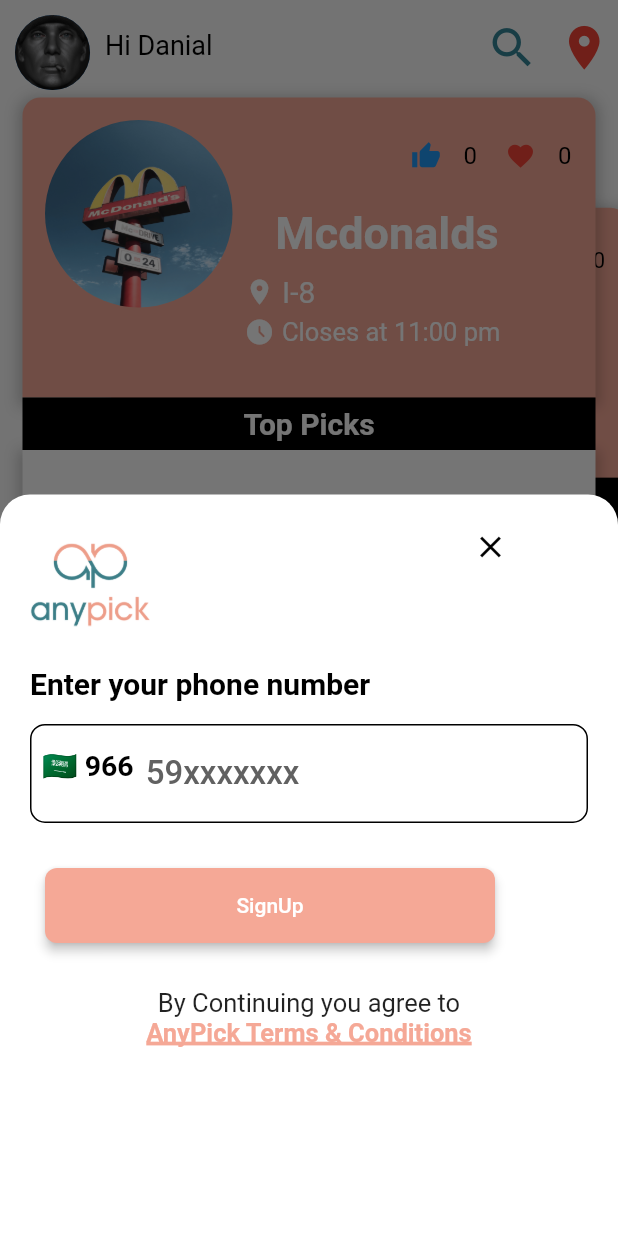
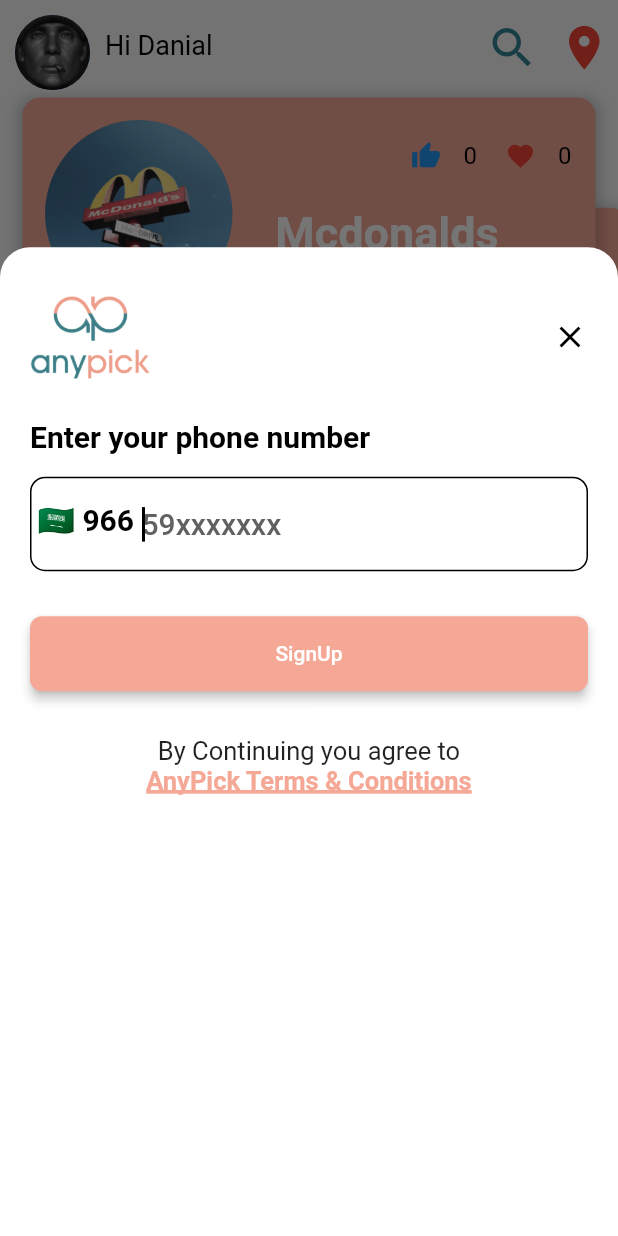
Before and after one commit to ED209Repo/AnyPick, a Flutter app: the Example screen opened directly, after a tap on "Order", on a phone screen of 412 x 824 dp. Run offline on Flutter 3.47's test engine with Material 2 defaults, Android fonts, the phone set to English and light mode, and no system bars; drawn by our look-alikes of flutter_card_swiper; our stand-ins replace card_swiper, country_picker, fluttertoast, image_picker, liquid_swipe, lottie and 1 more; missing offline and left inert: fast_color_picker, flutterme_credit_card.

Commit message:
Fixes
fixes-homescreen-onBoardingScreen-Otpscreen-RegisterScreen-SplashScreen

```diff
--- a/lib/OtpScreen.dart
+++ b/lib/OtpScreen.dart
@@ -54,6 +54,8 @@ class _otpscreenState extends State<otpscreen> {
                   controller: otpController,
                   length: 6,
                   showCursor: true,
+                  autofocus: true,
+                  textInputAction: TextInputAction.done,
                   defaultPinTheme: PinTheme(
                     width: 60,
                     height: 60,
--- a/lib/Register.dart
+++ b/lib/Register.dart
@@ -45,30 +45,33 @@ class _registerscreenState extends State<registerscreen> {
               key: _formKey,
               child: Column(
                 mainAxisAlignment: MainAxisAlignment.start,
+                crossAxisAlignment: CrossAxisAlignment.stretch,
                 children: <Widget>[
+                  Column(
+                    crossAxisAlignment: CrossAxisAlignment.stretch,
+                    children: [
                       Row(
                         children: [
-                      Padding(
-                        padding: const EdgeInsets.only(right: 150.0),
-                        child: SizedBox(
+                           SizedBox(
                                 height: 80,
                                 width: 80,
                                 child: Image.asset("images/logo2.png")),
-                      ),
-                       Padding(
-                        padding: const EdgeInsets.only(left: 65, bottom: 50,),
-                        child: GestureDetector(
+                             Spacer(),
+                             Spacer(),
+                             Spacer(),
+                             GestureDetector(
                               onTap: () => Navigator.of(context).pop(),
                                 child: const Icon(Icons.close,color: Colors.black,)),
-                      )
+
+                        ],
+                      ),
                     ],
                   ),
                   const SizedBox(height: 15),
-                  Row(
+                       Column(
+                        crossAxisAlignment: CrossAxisAlignment.start,
                          children: [
-                      Padding(
-                        padding: const EdgeInsets.only(right: 60.0),
-                        child: Text(
+                           Text(
                               "Enter your phone number",
                               style: TextStyle(
                                 fontWeight: FontWeight.bold,
@@ -77,9 +80,9 @@ class _registerscreenState extends State<registerscreen> {
                               ),
                               textAlign: TextAlign.center,
                             ),
-                      ),
                          ],
                        ),
+
                   const SizedBox(height: 15),
                   TextFormField(
                     inputFormatters: [
@@ -88,6 +91,8 @@ class _registerscreenState extends State<registerscreen> {
                     ],
                     keyboardType: TextInputType.number,
                     cursorColor: AppColors.cursorColor,
+                    autofocus: true,
+                    textInputAction: TextInputAction.done,
                     onChanged: (value) {
                       print(value);
                       setState(() {
@@ -114,7 +119,7 @@ class _registerscreenState extends State<registerscreen> {
                       hintText: "59xxxxxxx",
                       hintStyle: TextStyle(
                         fontWeight: FontWeight.w500,
-                        fontSize: 22,
+                        fontSize: 20,
                         color: AppColors.greyText,
                       ),
                       enabledBorder: OutlineInputBorder(
@@ -130,7 +135,7 @@ class _registerscreenState extends State<registerscreen> {
                         ),
                       ),
                       prefixIcon: Container(
-                        padding: const EdgeInsets.all(8.0),
+                        padding: const EdgeInsets.symmetric(vertical: 10, horizontal: 5),
                         child: InkWell(
                           onTap: () {
                             showCountryPicker(
@@ -148,7 +153,7 @@ class _registerscreenState extends State<registerscreen> {
                           child: Text(
                             "${selectedCountry.flagEmoji} ${selectedCountry.phoneCode}",
                             style: TextStyle(
-                              fontSize: 19,
+                              fontSize: 20,
                               color: AppColors.blackColor,
                               fontWeight: FontWeight.bold,
                             ),
@@ -189,13 +194,9 @@ class _registerscreenState extends State<registerscreen> {
                     ),
                   ),
                   const SizedBox(height: 30),
-                 Row(
-                   children: [
-                     Padding(
-                       padding: const EdgeInsets.only(left: 10, right: 15),
-                       child: ElevatedButton(
+                 ElevatedButton(
                          style: ElevatedButton.styleFrom(
-                           primary: AppColors.themeColor,
+                           backgroundColor: AppColors.themeColor,
                            elevation: 3,
                            shape: RoundedRectangleBorder(
                                borderRadius: BorderRadius.circular(08.0)),
@@ -211,53 +212,28 @@ class _registerscreenState extends State<registerscreen> {
                                backgroundColor: AppColors.SplashColor,
                                textColor: AppColors.blackColor,
                              );
-                             showModalBottomSheet<void>(
+                             showModalBottomSheet<dynamic>(
                                  enableDrag: true,
                                  isDismissible: true,
+                                 isScrollControlled: true,
                                  shape: const RoundedRectangleBorder(
                                      borderRadius: BorderRadius.only(topRight: Radius.circular(20),topLeft: Radius.circular(20))),
                                  context: context,
                            builder: (BuildContext context) {
                            return Container(
-                           height: MediaQuery.of(context).size.height * 0.6,
+                           height: MediaQuery.of(context).size.height * 0.8,
                            width: double.infinity,
-                           child:otpscreen(verificationId: '',),
+                           child:const otpscreen(verificationId: '',),
                            );
                            }
-                             ); } else {
-                             showDialog(
-                               context: context,
-                               builder: (BuildContext context) {
-                                 return AlertDialog(
-                                   backgroundColor: AppColors.whitetext,
-                                   title: const Text('Error'),
-                                   content:
-                                   const Text('Please Enter Correct Phone Number.'),
-                                   actions: <Widget>[
-                                     TextButton(
-                                       child: Text(
-                                         'OK',
-                                         style: TextStyle(
-                                           color: AppColors.blackColor,
-                                         ),
-                                       ),
-                                       onPressed: () {
-                                         Navigator.of(context).pop();
-                                       },
-                                     ),
-                                   ],
-                                 );
-                               },
-                             );
-                           }
+                             ); }
                          },
                          child: const Text('SignUp'),
                        ),
-                     ),
-
-                   ],
-                 ),
                   const SizedBox(height: 30),
+                  Column(
+                    mainAxisAlignment: MainAxisAlignment.center,
+                    children: [
                       const Text('By Continuing you agree to',
                         style: TextStyle(
                           fontSize: 17,
@@ -270,6 +246,8 @@ class _registerscreenState extends State<registerscreen> {
                           fontWeight: FontWeight.bold,
                           color: AppColors.themeColor,
                         ),),
+                    ],
+                  ),
             ])),
           );
   }
--- a/lib/SplashScreen.dart
+++ b/lib/SplashScreen.dart
@@ -40,7 +40,7 @@ class _SplashscreenState extends State<Splashscreen>
         child: Container(
           child: Column(
             mainAxisAlignment: MainAxisAlignment.center,
-            crossAxisAlignment: CrossAxisAlignment.center,
+            crossAxisAlignment: CrossAxisAlignment.stretch,
             children: [
               SizedBox(
                   height: 150,
--- a/lib/homeScreen.dart
+++ b/lib/homeScreen.dart
@@ -52,6 +52,8 @@ class _ExamplePageState extends State<Example> {
       body: Container(
         child: SafeArea(
           child: Column(
+            mainAxisAlignment: MainAxisAlignment.start,
+            crossAxisAlignment: CrossAxisAlignment.stretch,
             children: [
               Row(
                 children: [
@@ -144,7 +146,7 @@ class _ExamplePageState extends State<Example> {
                     context: context,
                     builder: (BuildContext context) {
                       return Container(
-                        height: MediaQuery.of(context).size.height * 0.6,
+                        height: MediaQuery.of(context).size.height * 0.8,
                             width: double.infinity,
                             child: registerscreen(),
                       );
--- a/lib/main.dart
+++ b/lib/main.dart
@@ -1,4 +1,3 @@
-import 'package:anypickdemo/MenuPage.dart';
 import 'package:anypickdemo/SplashScreen.dart';
 import 'package:flutter/material.dart';
 
--- a/lib/onBoardingScreen.dart
+++ b/lib/onBoardingScreen.dart
@@ -166,7 +166,7 @@ class _OnboardscreenState extends State<OnboardScreen> {
                 left: 30,
                 right: 30,
                 child: Column(
-                  mainAxisAlignment: MainAxisAlignment.end,
+                  mainAxisAlignment: MainAxisAlignment.center,
                   crossAxisAlignment: CrossAxisAlignment.stretch,
                   children: [
                     (currentPage == 2 )
```
Lines whose indentation alone changed are shown as unchanged.
